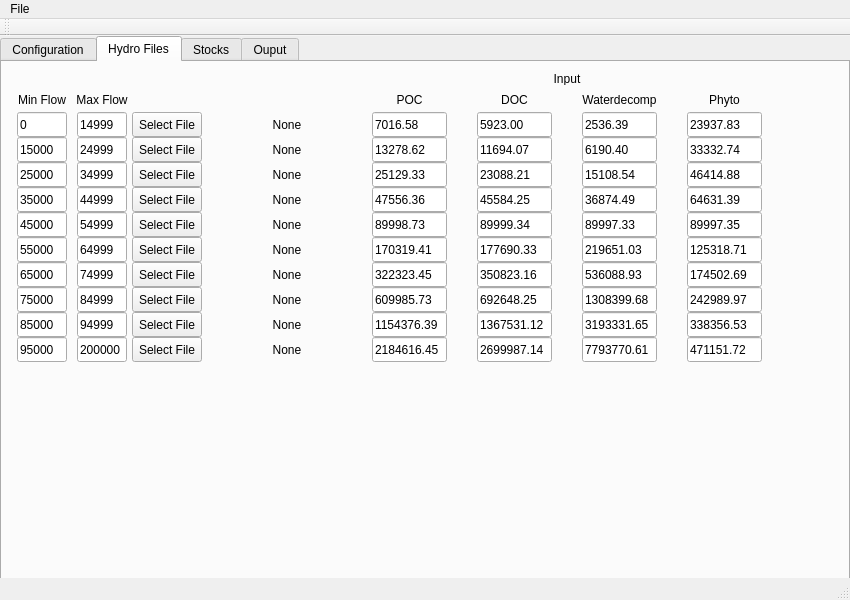
Above: main/view/mainwindow.ui from SeniorProjects-CS-Illinois/USGS2012 before the change. Below: the same form after it.
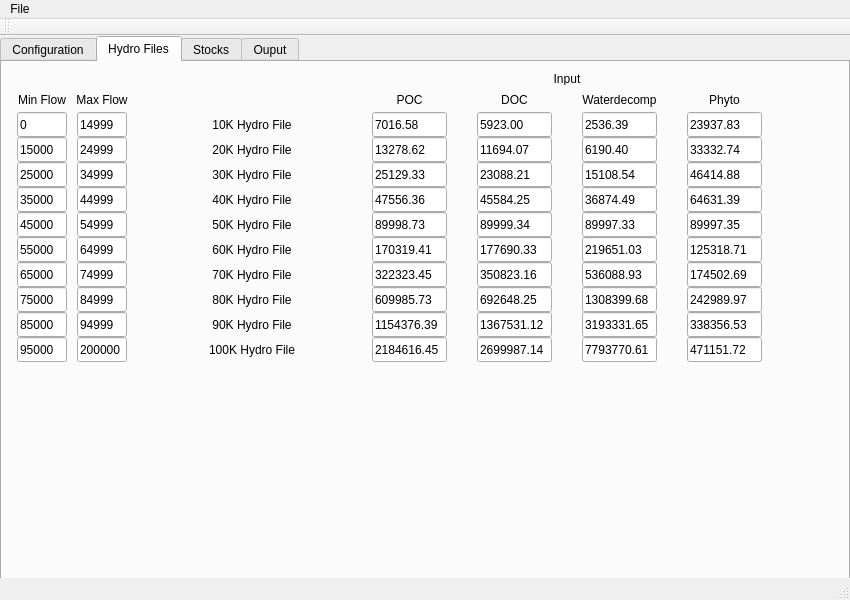
That is the form after the change. The open tabs and pages were chosen to show the change.

Commit message: Remove user ability to select hydro files.

```diff
--- a/main/view/mainwindow.ui
+++ b/main/view/mainwindow.ui
@@ -912,147 +912,17 @@
      <attribute name="title">
       <string>Hydro Files</string>
      </attribute>
-     <widget class="QPushButton" name="pushButtonSelectHydroFile1">
-      <property name="geometry">
-       <rect>
-        <x>130</x>
-        <y>50</y>
-        <width>70</width>
-        <height>25</height>
-       </rect>
-      </property>
-      <property name="text">
-       <string>Select File</string>
-      </property>
-     </widget>
-     <widget class="QPushButton" name="pushButtonSelectHydroFile2">
-      <property name="geometry">
-       <rect>
-        <x>130</x>
-        <y>75</y>
-        <width>70</width>
-        <height>25</height>
-       </rect>
-      </property>
-      <property name="text">
-       <string>Select File</string>
-      </property>
-     </widget>
-     <widget class="QPushButton" name="pushButtonSelectHydroFile10">
-      <property name="geometry">
-       <rect>
-        <x>130</x>
-        <y>275</y>
-        <width>70</width>
-        <height>25</height>
-       </rect>
-      </property>
-      <property name="text">
-       <string>Select File</string>
-      </property>
-     </widget>
-     <widget class="QPushButton" name="pushButtonSelectHydroFile3">
-      <property name="geometry">
-       <rect>
-        <x>130</x>
-        <y>100</y>
-        <width>70</width>
-        <height>25</height>
-       </rect>
-      </property>
-      <property name="text">
-       <string>Select File</string>
-      </property>
-     </widget>
-     <widget class="QPushButton" name="pushButtonSelectHydroFile4">
-      <property name="geometry">
-       <rect>
-        <x>130</x>
-        <y>125</y>
-        <width>70</width>
-        <height>25</height>
-       </rect>
-      </property>
-      <property name="text">
-       <string>Select File</string>
-      </property>
-     </widget>
-     <widget class="QPushButton" name="pushButtonSelectHydroFile5">
-      <property name="geometry">
-       <rect>
-        <x>130</x>
-        <y>150</y>
-        <width>70</width>
-        <height>25</height>
-       </rect>
-      </property>
-      <property name="text">
-       <string>Select File</string>
-      </property>
-     </widget>
-     <widget class="QPushButton" name="pushButtonSelectHydroFile6">
-      <property name="geometry">
-       <rect>
-        <x>130</x>
-        <y>175</y>
-        <width>70</width>
-        <height>25</height>
-       </rect>
-      </property>
-      <property name="text">
-       <string>Select File</string>
-      </property>
-     </widget>
-     <widget class="QPushButton" name="pushButtonSelectHydroFile7">
-      <property name="geometry">
-       <rect>
-        <x>130</x>
-        <y>200</y>
-        <width>70</width>
-        <height>25</height>
-       </rect>
-      </property>
-      <property name="text">
-       <string>Select File</string>
-      </property>
-     </widget>
-     <widget class="QPushButton" name="pushButtonSelectHydroFile8">
-      <property name="geometry">
-       <rect>
-        <x>130</x>
-        <y>225</y>
-        <width>70</width>
-        <height>25</height>
-       </rect>
-      </property>
-      <property name="text">
-       <string>Select File</string>
-      </property>
-     </widget>
-     <widget class="QPushButton" name="pushButtonSelectHydroFile9">
-      <property name="geometry">
-       <rect>
-        <x>130</x>
-        <y>250</y>
-        <width>70</width>
-        <height>25</height>
-       </rect>
-      </property>
-      <property name="text">
-       <string>Select File</string>
-      </property>
-     </widget>
      <widget class="QLabel" name="labelHydroFile1">
       <property name="geometry">
        <rect>
-        <x>210</x>
+        <x>150</x>
         <y>55</y>
-        <width>150</width>
+        <width>200</width>
         <height>15</height>
        </rect>
       </property>
       <property name="text">
-       <string>None</string>
+       <string>10K Hydro File</string>
       </property>
       <property name="alignment">
        <set>Qt::AlignCenter</set>
@@ -1061,14 +931,14 @@
      <widget class="QLabel" name="labelHydroFile2">
       <property name="geometry">
        <rect>
-        <x>210</x>
+        <x>150</x>
         <y>80</y>
-        <width>150</width>
+        <width>200</width>
         <height>15</height>
        </rect>
       </property>
       <property name="text">
-       <string>None</string>
+       <string>20K Hydro File</string>
       </property>
       <property name="alignment">
        <set>Qt::AlignCenter</set>
@@ -1077,14 +947,14 @@
      <widget class="QLabel" name="labelHydroFile3">
       <property name="geometry">
        <rect>
-        <x>210</x>
+        <x>150</x>
         <y>105</y>
-        <width>150</width>
+        <width>200</width>
         <height>15</height>
        </rect>
       </property>
       <property name="text">
-       <string>None</string>
+       <string>30K Hydro File</string>
       </property>
       <property name="alignment">
        <set>Qt::AlignCenter</set>
@@ -1093,14 +963,14 @@
      <widget class="QLabel" name="labelHydroFile4">
       <property name="geometry">
        <rect>
-        <x>210</x>
+        <x>150</x>
         <y>130</y>
-        <width>150</width>
+        <width>200</width>
         <height>15</height>
        </rect>
       </property>
       <property name="text">
-       <string>None</string>
+       <string>40K Hydro File</string>
       </property>
       <property name="alignment">
        <set>Qt::AlignCenter</set>
@@ -1109,14 +979,14 @@
      <widget class="QLabel" name="labelHydroFile5">
       <property name="geometry">
        <rect>
-        <x>210</x>
+        <x>150</x>
         <y>155</y>
-        <width>150</width>
+        <width>200</width>
         <height>15</height>
        </rect>
       </property>
       <property name="text">
-       <string>None</string>
+       <string>50K Hydro File</string>
       </property>
       <property name="alignment">
        <set>Qt::AlignCenter</set>
@@ -1125,14 +995,14 @@
      <widget class="QLabel" name="labelHydroFile6">
       <property name="geometry">
        <rect>
-        <x>210</x>
+        <x>150</x>
         <y>180</y>
-        <width>150</width>
+        <width>200</width>
         <height>15</height>
        </rect>
       </property>
       <property name="text">
-       <string>None</string>
+       <string>60K Hydro File</string>
       </property>
       <property name="alignment">
        <set>Qt::AlignCenter</set>
@@ -1141,14 +1011,14 @@
      <widget class="QLabel" name="labelHydroFile7">
       <property name="geometry">
        <rect>
-        <x>210</x>
+        <x>150</x>
         <y>205</y>
-        <width>150</width>
+        <width>200</width>
         <height>15</height>
        </rect>
       </property>
       <property name="text">
-       <string>None</string>
+       <string>70K Hydro File</string>
       </property>
       <property name="alignment">
        <set>Qt::AlignCenter</set>
@@ -1157,14 +1027,14 @@
      <widget class="QLabel" name="labelHydroFile8">
       <property name="geometry">
        <rect>
-        <x>210</x>
+        <x>150</x>
         <y>230</y>
-        <width>150</width>
+        <width>200</width>
         <height>15</height>
        </rect>
       </property>
       <property name="text">
-       <string>None</string>
+       <string>80K Hydro File</string>
       </property>
       <property name="alignment">
        <set>Qt::AlignCenter</set>
@@ -1173,14 +1043,14 @@
      <widget class="QLabel" name="labelHydroFile9">
       <property name="geometry">
        <rect>
-        <x>210</x>
+        <x>150</x>
         <y>255</y>
-        <width>150</width>
+        <width>200</width>
         <height>15</height>
        </rect>
       </property>
       <property name="text">
-       <string>None</string>
+       <string>90K Hydro File</string>
       </property>
       <property name="alignment">
        <set>Qt::AlignCenter</set>
@@ -1189,14 +1059,14 @@
      <widget class="QLabel" name="labelHydroFile10">
       <property name="geometry">
        <rect>
-        <x>210</x>
+        <x>150</x>
         <y>280</y>
-        <width>150</width>
+        <width>200</width>
         <height>15</height>
        </rect>
       </property>
       <property name="text">
-       <string>None</string>
+       <string>100K Hydro File</string>
       </property>
       <property name="alignment">
        <set>Qt::AlignCenter</set>
```
Left out of the diff: 160 changed lines with no effect on the pictures. The commit also changes 2 other files.
